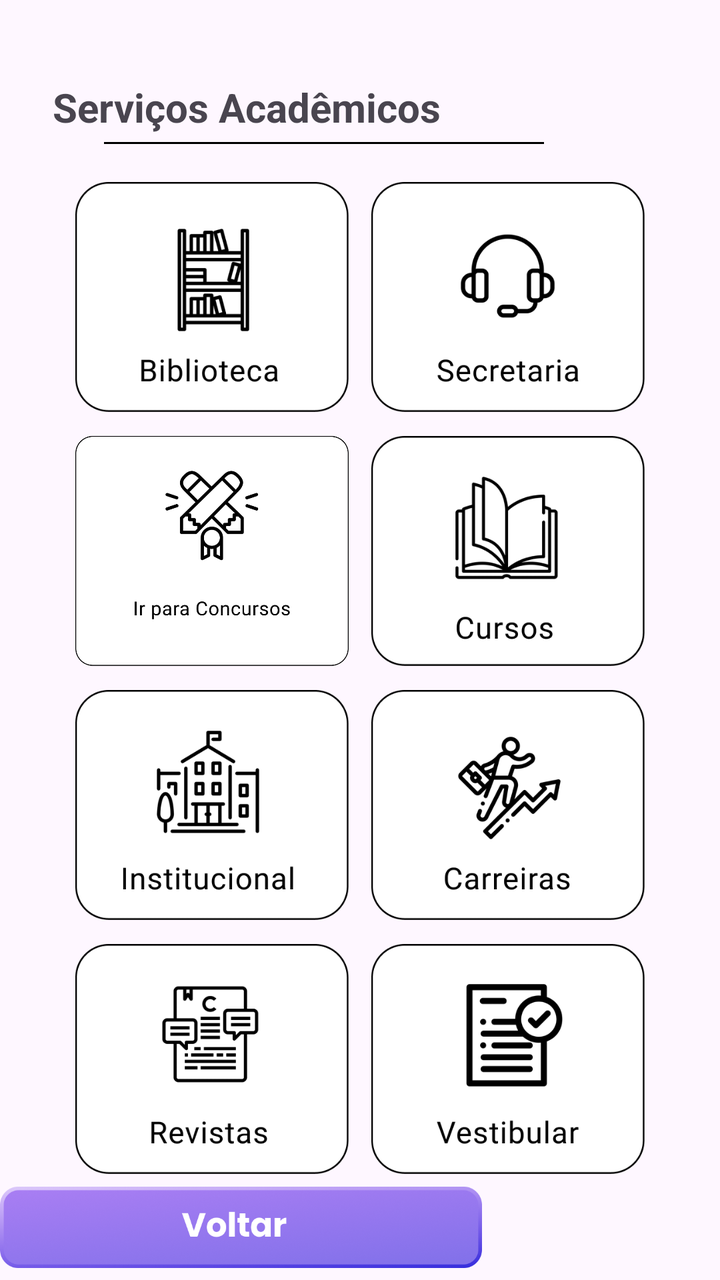
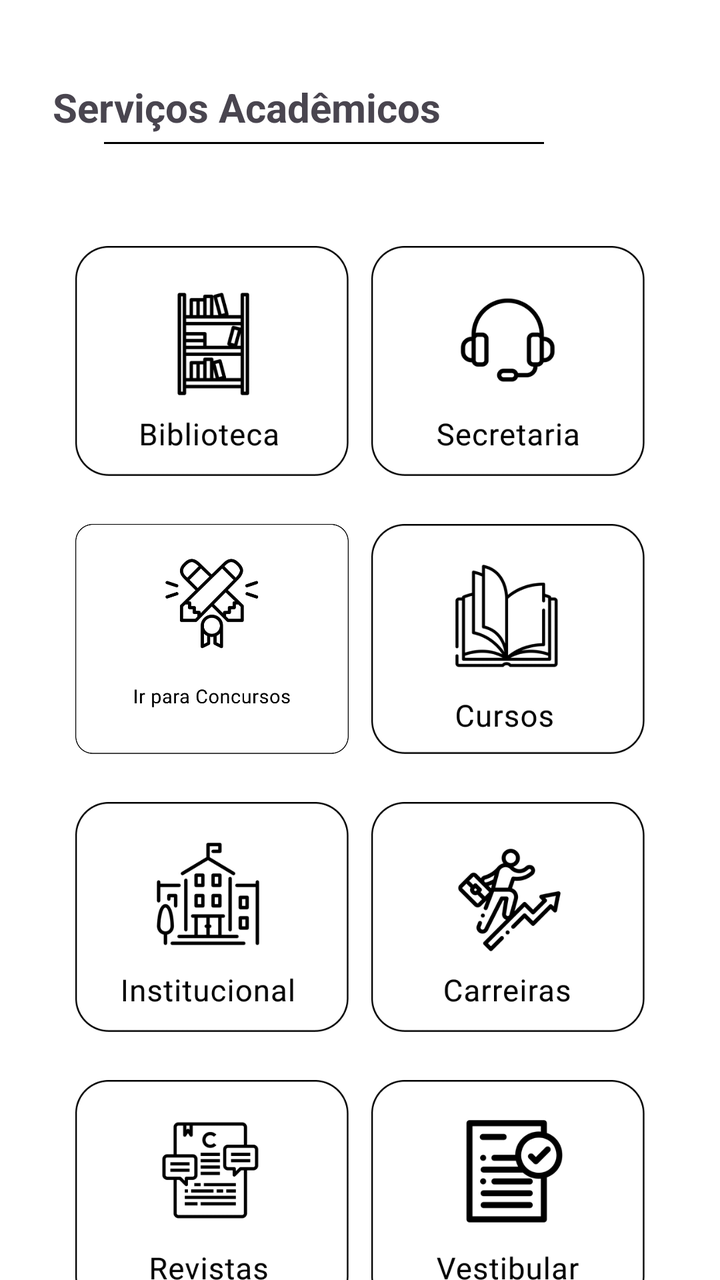

An Android layout rendered at two revisions. The XML below is the earlier revision; the diff shows what the commit changed to produce the second picture.
<!-- AndroidManifest.xml: application theme Theme.DuxScholar -->
<!-- res/layout/activity_services.xml -->
<?xml version="1.0" encoding="utf-8"?>
<androidx.constraintlayout.widget.ConstraintLayout xmlns:android="http://schemas.android.com/apk/res/android"
    xmlns:app="http://schemas.android.com/apk/res-auto"
    xmlns:tools="http://schemas.android.com/tools"
    android:id="@+id/main"
    android:layout_width="match_parent"
    android:layout_height="match_parent"
    android:background="#00FFFFFF"
    tools:context=".ServicesActivity">

    <TextView
        android:id="@+id/txtCabecalho"
        android:layout_width="wrap_content"
        android:layout_height="wrap_content"
        android:layout_marginStart="52dp"
        android:layout_marginTop="40dp"
        android:layout_marginEnd="123dp"
        android:ems="10"
        android:text="Serviços Acadêmicos"
        android:textSize="20sp"
        android:textStyle="bold"
        app:layout_constraintEnd_toEndOf="parent"
        app:layout_constraintStart_toStartOf="parent"
        app:layout_constraintTop_toTopOf="parent"
        tools:ignore="MissingConstraints" />

    <View
        android:id="@+id/viewCabecalhoDivider"
        android:layout_width="220dp"
        android:layout_height="1dp"
        android:layout_marginStart="52dp"
        android:layout_marginTop="4dp"
        android:background="#000"
        app:layout_constraintStart_toStartOf="parent"
        app:layout_constraintTop_toBottomOf="@+id/txtCabecalho" />

    <ImageButton
        android:id="@+id/imgbtnCarreiras"
        android:layout_width="180dp"
        android:layout_height="115dp"
        android:layout_marginTop="12dp"
        android:layout_marginEnd="16dp"
        android:background="#00FFFFFF"
        android:scaleType="fitCenter"
        app:layout_constraintEnd_toEndOf="parent"
        app:layout_constraintTop_toBottomOf="@+id/imgbtnCursos"
        app:srcCompat="@drawable/carreiras"
        tools:ignore="ContentDescription,MissingConstraints,SpeakableTextPresentCheck" />

    <ImageButton
        android:id="@+id/imgbtnConcEditais"
        android:layout_width="180dp"
        android:layout_height="115dp"
        android:layout_marginStart="16dp"
        android:layout_marginTop="12dp"
        android:background="#00FFFFFF"
        android:scaleType="fitCenter"
        app:layout_constraintStart_toStartOf="parent"
        app:layout_constraintTop_toBottomOf="@+id/imgbtnBiblioteca"
        app:srcCompat="@drawable/concursos"
        tools:ignore="ContentDescription,MissingConstraints,SpeakableTextPresentCheck" />

    <ImageButton
        android:id="@+id/imgbtnInstit"
        android:layout_width="180dp"
        android:layout_height="115dp"
        android:layout_marginStart="16dp"
        android:layout_marginTop="12dp"
        android:background="#00FFFFFF"
        android:scaleType="fitCenter"
        app:layout_constraintStart_toStartOf="parent"
        app:layout_constraintTop_toBottomOf="@+id/imgbtnConcEditais"
        app:srcCompat="@drawable/institucional"
        tools:ignore="ContentDescription,MissingConstraints,SpeakableTextPresentCheck" />

    <ImageButton
        android:id="@+id/imgbtnRevistas"
        android:layout_width="180dp"
        android:layout_height="115dp"
        android:layout_marginStart="16dp"
        android:layout_marginTop="12dp"
        android:background="#00FFFFFF"
        android:scaleType="fitCenter"
        app:layout_constraintStart_toStartOf="parent"
        app:layout_constraintTop_toBottomOf="@+id/imgbtnInstit"
        app:srcCompat="@drawable/revistas"
        tools:ignore="ContentDescription,MissingConstraints,SpeakableTextPresentCheck" />

    <ImageButton
        android:id="@+id/imgbtnCursos"
        android:layout_width="180dp"
        android:layout_height="115dp"
        android:layout_marginTop="12dp"
        android:layout_marginEnd="16dp"
        android:background="#00FFFFFF"
        android:scaleType="fitCenter"
        app:layout_constraintEnd_toEndOf="parent"
        app:layout_constraintTop_toBottomOf="@+id/imgbtnSecretaria"
        app:srcCompat="@drawable/cursos"
        tools:ignore="ContentDescription,MissingConstraints,SpeakableTextPresentCheck" />

    <ImageButton
        android:id="@+id/imgbtnSecretaria"
        android:layout_width="180dp"
        android:layout_height="115dp"
        android:layout_marginTop="24dp"
        android:layout_marginEnd="16dp"
        android:background="#00FFFFFF"
        android:scaleType="fitCenter"
        app:layout_constraintEnd_toEndOf="parent"
        app:layout_constraintTop_toBottomOf="@+id/txtCabecalho"
        app:srcCompat="@drawable/secretaria"
        tools:ignore="ContentDescription,MissingConstraints,SpeakableTextPresentCheck" />

    <ImageButton
        android:id="@+id/imgbtnBiblioteca"
        android:layout_width="180dp"
        android:layout_height="115dp"
        android:layout_marginStart="16dp"
        android:layout_marginTop="24dp"
        android:background="#00FFFFFF"
        android:scaleType="fitCenter"
        app:layout_constraintStart_toStartOf="parent"
        app:layout_constraintTop_toBottomOf="@+id/txtCabecalho"
        app:srcCompat="@drawable/biblioteca"
        tools:ignore="ContentDescription,MissingConstraints,SpeakableTextPresentCheck" />

    <ImageButton
        android:id="@+id/imgbtnVestibular"
        android:layout_width="180dp"
        android:layout_height="115dp"
        android:layout_marginTop="12dp"
        android:layout_marginEnd="16dp"
        android:background="#00FFFFFF"
        android:scaleType="fitCenter"
        app:layout_constraintEnd_toEndOf="parent"
        app:layout_constraintTop_toBottomOf="@+id/imgbtnCarreiras"
        app:srcCompat="@drawable/vestibular"
        tools:ignore="ContentDescription,MissingConstraints,SpeakableTextPresentCheck" />

    <ImageButton
        android:id="@+id/imgbtnVoltar"
        android:layout_width="241dp"
        android:layout_height="86dp"
        android:layout_marginTop="16dp"
        android:layout_marginBottom="16dp"
        android:background="#00FFFFFF"
        android:scaleType="fitCenter"
        app:layout_constraintBottom_toBottomOf="parent"
        app:layout_constraintTop_toBottomOf="@+id/imgbtnRevistas"
        app:srcCompat="@drawable/voltar_button"
        tools:ignore="ContentDescription,MissingConstraints,SpeakableTextPresentCheck"
        tools:layout_editor_absoluteX="85dp" />

</androidx.constraintlayout.widget.ConstraintLayout>
<!-- resources referenced by this layout -->
<resources>
  <!-- drawable biblioteca: png bitmap (drawable, 12519 bytes) -->
  <!-- drawable carreiras: png bitmap (drawable, 20218 bytes) -->
  <!-- drawable concursos: png bitmap (drawable, 38157 bytes) -->
  <!-- drawable cursos: png bitmap (drawable, 14916 bytes) -->
  <!-- drawable institucional: png bitmap (drawable, 14652 bytes) -->
  <!-- drawable revistas: png bitmap (drawable, 12282 bytes) -->
  <!-- drawable secretaria: png bitmap (drawable, 14326 bytes) -->
  <!-- drawable vestibular: png bitmap (drawable, 13664 bytes) -->
  <!-- drawable voltar_button: png bitmap (drawable, 155777 bytes) -->
  <style name="Theme.DuxScholar" parent="Base.Theme.DuxScholar" />
  <style name="Base.Theme.DuxScholar" parent="Theme.Material3.DayNight.NoActionBar">
          
          
      </style>
</resources>

<!-- the commit's change to res/layout/activity_services.xml (unified diff, before → after) -->
@@ -38,7 +38,7 @@
         android:id="@+id/imgbtnCarreiras"
         android:layout_width="180dp"
         android:layout_height="115dp"
-        android:layout_marginTop="12dp"
+        android:layout_marginTop="24dp"
         android:layout_marginEnd="16dp"
         android:background="#00FFFFFF"
         android:scaleType="fitCenter"
@@ -52,7 +52,7 @@
         android:layout_width="180dp"
         android:layout_height="115dp"
         android:layout_marginStart="16dp"
-        android:layout_marginTop="12dp"
+        android:layout_marginTop="24dp"
         android:background="#00FFFFFF"
         android:scaleType="fitCenter"
         app:layout_constraintStart_toStartOf="parent"
@@ -65,7 +65,7 @@
         android:layout_width="180dp"
         android:layout_height="115dp"
         android:layout_marginStart="16dp"
-        android:layout_marginTop="12dp"
+        android:layout_marginTop="24dp"
         android:background="#00FFFFFF"
         android:scaleType="fitCenter"
         app:layout_constraintStart_toStartOf="parent"
@@ -78,7 +78,7 @@
         android:layout_width="180dp"
         android:layout_height="115dp"
         android:layout_marginStart="16dp"
-        android:layout_marginTop="12dp"
+        android:layout_marginTop="24dp"
         android:background="#00FFFFFF"
         android:scaleType="fitCenter"
         app:layout_constraintStart_toStartOf="parent"
@@ -90,7 +90,7 @@
         android:id="@+id/imgbtnCursos"
         android:layout_width="180dp"
         android:layout_height="115dp"
-        android:layout_marginTop="12dp"
+        android:layout_marginTop="24dp"
         android:layout_marginEnd="16dp"
         android:background="#00FFFFFF"
         android:scaleType="fitCenter"
@@ -103,7 +103,7 @@
         android:id="@+id/imgbtnSecretaria"
         android:layout_width="180dp"
         android:layout_height="115dp"
-        android:layout_marginTop="24dp"
+        android:layout_marginTop="56dp"
         android:layout_marginEnd="16dp"
         android:background="#00FFFFFF"
         android:scaleType="fitCenter"
@@ -117,7 +117,7 @@
         android:layout_width="180dp"
         android:layout_height="115dp"
         android:layout_marginStart="16dp"
-        android:layout_marginTop="24dp"
+        android:layout_marginTop="56dp"
         android:background="#00FFFFFF"
         android:scaleType="fitCenter"
         app:layout_constraintStart_toStartOf="parent"
@@ -129,7 +129,7 @@
         android:id="@+id/imgbtnVestibular"
         android:layout_width="180dp"
         android:layout_height="115dp"
-        android:layout_marginTop="12dp"
+        android:layout_marginTop="24dp"
         android:layout_marginEnd="16dp"
         android:background="#00FFFFFF"
         android:scaleType="fitCenter"
@@ -142,14 +142,13 @@
         android:id="@+id/imgbtnVoltar"
         android:layout_width="241dp"
         android:layout_height="86dp"
-        android:layout_marginTop="16dp"
-        android:layout_marginBottom="16dp"
+        android:layout_marginTop="48dp"
         android:background="#00FFFFFF"
         android:scaleType="fitCenter"
-        app:layout_constraintBottom_toBottomOf="parent"
+        app:layout_constraintEnd_toEndOf="parent"
+        app:layout_constraintStart_toStartOf="parent"
         app:layout_constraintTop_toBottomOf="@+id/imgbtnRevistas"
         app:srcCompat="@drawable/voltar_button"
-        tools:ignore="ContentDescription,MissingConstraints,SpeakableTextPresentCheck"
-        tools:layout_editor_absoluteX="85dp" />
+        tools:ignore="ContentDescription,MissingConstraints,SpeakableTextPresentCheck" />
 
 </androidx.constraintlayout.widget.ConstraintLayout>
<!-- resource entries referenced after the edit -->
@@ -11,8 +11,9 @@
   <!-- drawable voltar_button: png bitmap (drawable, 155777 bytes) -->
   <style name="Theme.DuxScholar" parent="Base.Theme.DuxScholar" />
   <style name="Base.Theme.DuxScholar" parent="Theme.Material3.DayNight.NoActionBar">
-          
-          
+          <item name="android:windowFullscreen">true</item>
+          <item name="android:windowBackground">@color/white</item>
       </style>
+  <color name="white">#FFFFFFFF</color>
 </resources>
 
